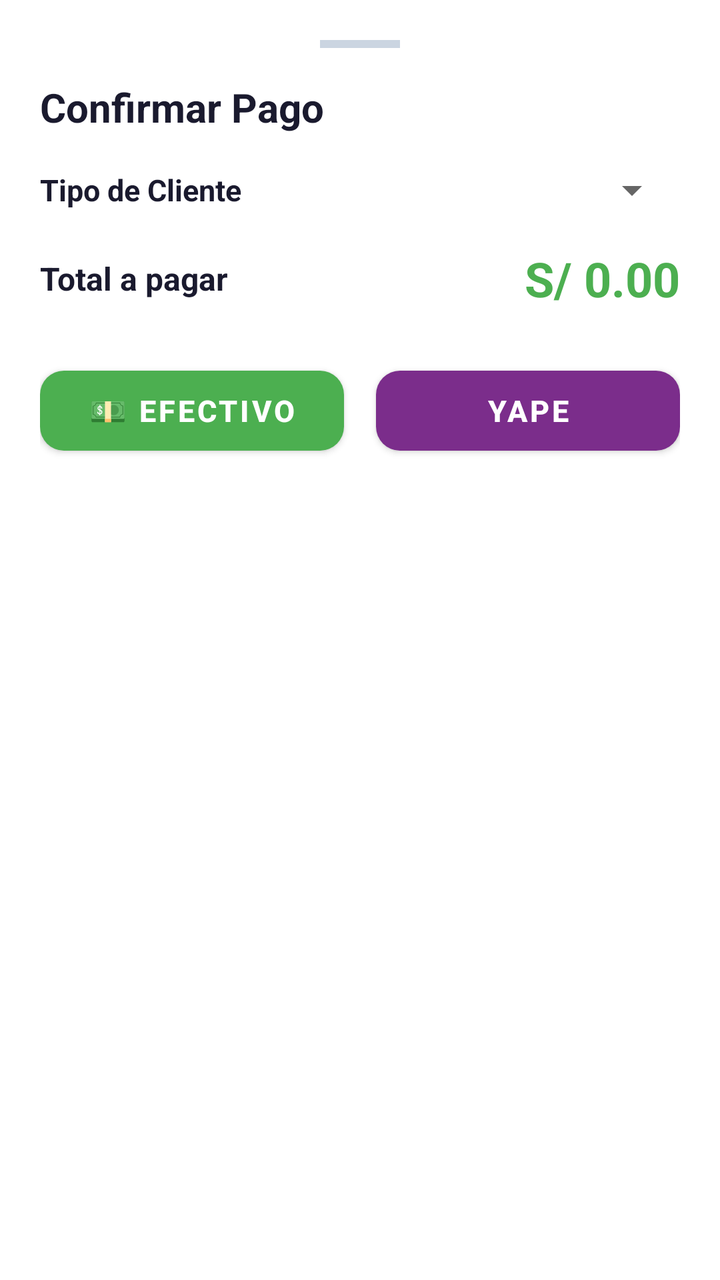
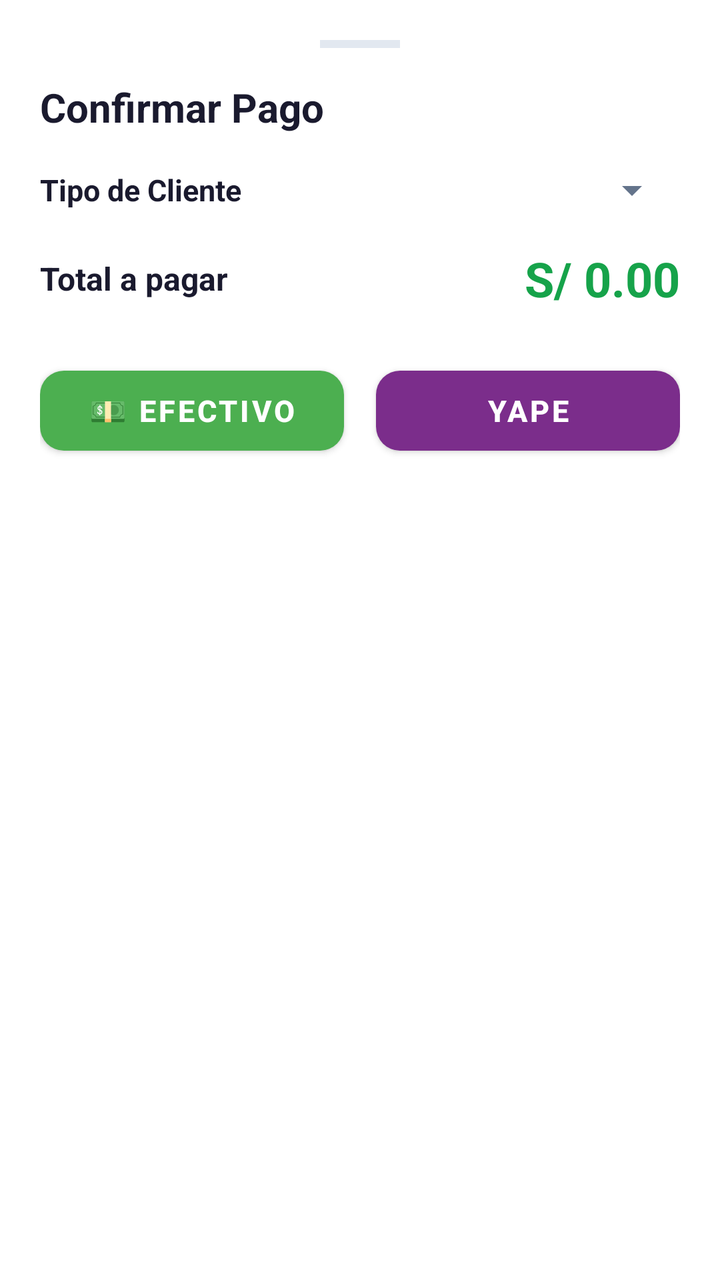

Two renders of the same Android screen: before a commit and after it. Below are the layout's source before the change and the commit's diff.
<!-- AndroidManifest.xml: application theme Theme.MiniMarketApp -->
<!-- res/layout/dialog_pago.xml -->
<?xml version="1.0" encoding="utf-8"?>
<LinearLayout
    xmlns:android="http://schemas.android.com/apk/res/android"
    xmlns:app="http://schemas.android.com/apk/res-auto"
    android:layout_width="match_parent"
    android:layout_height="wrap_content"
    android:orientation="vertical"
    android:padding="20dp"
    android:background="#FFFFFF">

    
    <View
        android:layout_width="40dp"
        android:layout_height="4dp"
        android:layout_gravity="center_horizontal"
        android:background="#CBD5E1"
        android:layout_marginBottom="16dp"/>

    
    <TextView
        android:layout_width="wrap_content"
        android:layout_height="wrap_content"
        android:text="Confirmar Pago"
        android:textColor="#1A1A2E"
        android:textSize="20sp"
        android:textStyle="bold"
        android:layout_marginBottom="16dp"/>

    
    <LinearLayout
        android:layout_width="match_parent"
        android:layout_height="wrap_content"
        android:orientation="horizontal"
        android:gravity="center_vertical"
        android:layout_marginBottom="16dp">

        <TextView
            android:layout_width="0dp"
            android:layout_height="wrap_content"
            android:layout_weight="1"
            android:text="Tipo de Cliente"
            android:textColor="#1A1A2E"
            android:textSize="15sp"
            android:textStyle="bold"/>

        <Spinner
            android:id="@+id/spinnerTipoCliente"
            android:layout_width="wrap_content"
            android:layout_height="wrap_content"
            android:minWidth="160dp"/>

    </LinearLayout>

    
    <LinearLayout
        android:layout_width="match_parent"
        android:layout_height="wrap_content"
        android:orientation="horizontal"
        android:gravity="center_vertical"
        android:layout_marginBottom="24dp">

        <TextView
            android:layout_width="0dp"
            android:layout_height="wrap_content"
            android:layout_weight="1"
            android:text="Total a pagar"
            android:textColor="#1A1A2E"
            android:textSize="16sp"
            android:textStyle="bold"/>

        <TextView
            android:id="@+id/tvTotalPagar"
            android:layout_width="wrap_content"
            android:layout_height="wrap_content"
            android:text="S/ 0.00"
            android:textColor="#4CAF50"
            android:textSize="24sp"
            android:textStyle="bold"/>

    </LinearLayout>

    
    <LinearLayout
        android:layout_width="match_parent"
        android:layout_height="wrap_content"
        android:orientation="horizontal"
        android:layout_marginBottom="12dp">

        <com.google.android.material.button.MaterialButton
            android:id="@+id/btnEfectivo"
            android:layout_width="0dp"
            android:layout_height="52dp"
            android:layout_weight="1"
            android:layout_marginEnd="8dp"
            android:text="💵 EFECTIVO"
            android:textSize="15sp"
            android:textStyle="bold"
            app:backgroundTint="#4CAF50"
            android:textColor="#FFFFFF"
            app:cornerRadius="12dp"/>

        <com.google.android.material.button.MaterialButton
            android:id="@+id/btnYape"
            android:layout_width="0dp"
            android:layout_height="52dp"
            android:layout_weight="1"
            android:layout_marginStart="8dp"
            android:text="YAPE"
            android:textSize="15sp"
            android:textStyle="bold"
            app:backgroundTint="#7B2D8B"
            android:textColor="#FFFFFF"
            app:cornerRadius="12dp"/>

    </LinearLayout>

</LinearLayout>
<!-- resources referenced by this layout -->
<resources>
  <style name="Theme.MiniMarketApp" parent="Theme.MaterialComponents.Light.NoActionBar">
          <item name="colorPrimary">#4CAF50</item>
          <item name="colorPrimaryVariant">#388E3C</item>
          <item name="colorSecondary">#FFC107</item>
          <item name="colorOnPrimary">#FFFFFF</item>
          <item name="colorOnSecondary">#1A1A2E</item>
      </style>
</resources>

<!-- the commit's change to res/layout/dialog_pago.xml (unified diff, before → after) -->
@@ -6,14 +6,14 @@
     android:layout_height="wrap_content"
     android:orientation="vertical"
     android:padding="20dp"
-    android:background="#FFFFFF">
+    android:background="@color/fondo_card">
 
     
     <View
         android:layout_width="40dp"
         android:layout_height="4dp"
         android:layout_gravity="center_horizontal"
-        android:background="#CBD5E1"
+        android:background="@color/borde_card"
         android:layout_marginBottom="16dp"/>
 
     
@@ -21,7 +21,7 @@
         android:layout_width="wrap_content"
         android:layout_height="wrap_content"
         android:text="Confirmar Pago"
-        android:textColor="#1A1A2E"
+        android:textColor="@color/texto_principal"
         android:textSize="20sp"
         android:textStyle="bold"
         android:layout_marginBottom="16dp"/>
@@ -39,7 +39,7 @@
             android:layout_height="wrap_content"
             android:layout_weight="1"
             android:text="Tipo de Cliente"
-            android:textColor="#1A1A2E"
+            android:textColor="@color/texto_principal"
             android:textSize="15sp"
             android:textStyle="bold"/>
 
@@ -64,7 +64,7 @@
             android:layout_height="wrap_content"
             android:layout_weight="1"
             android:text="Total a pagar"
-            android:textColor="#1A1A2E"
+            android:textColor="@color/texto_principal"
             android:textSize="16sp"
             android:textStyle="bold"/>
 
@@ -73,7 +73,7 @@
             android:layout_width="wrap_content"
             android:layout_height="wrap_content"
             android:text="S/ 0.00"
-            android:textColor="#4CAF50"
+            android:textColor="@color/verde_ganancia"
             android:textSize="24sp"
             android:textStyle="bold"/>
 
@@ -95,8 +95,8 @@
             android:text="💵 EFECTIVO"
             android:textSize="15sp"
             android:textStyle="bold"
-            app:backgroundTint="#4CAF50"
-            android:textColor="#FFFFFF"
+            app:backgroundTint="@color/verde_nav"
+            android:textColor="@color/texto_sobre_verde"
             app:cornerRadius="12dp"/>
 
         <com.google.android.material.button.MaterialButton
@@ -108,8 +108,8 @@
             android:text="YAPE"
             android:textSize="15sp"
             android:textStyle="bold"
-            app:backgroundTint="#7B2D8B"
-            android:textColor="#FFFFFF"
+            app:backgroundTint="@color/morado_scanner"
+            android:textColor="@color/texto_sobre_verde"
             app:cornerRadius="12dp"/>
 
     </LinearLayout>
<!-- resource entries referenced after the edit -->
@@ -1,11 +1,46 @@
 <!-- resources referenced by this layout -->
 <resources>
-  <style name="Theme.MiniMarketApp" parent="Theme.MaterialComponents.Light.NoActionBar">
-          <item name="colorPrimary">#4CAF50</item>
+  <color name="borde_card">#E2E8F0</color>
+  <color name="fondo_card">#FFFFFF</color>
+  <color name="morado_scanner">#7B2D8B</color>
+  <color name="texto_principal">#1A1A2E</color>
+  <color name="texto_sobre_verde">#FFFFFF</color>
+  <color name="verde_ganancia">#16A34A</color>
+  <color name="verde_nav">#4CAF50</color>
+  <style name="Theme.MiniMarketApp" parent="Theme.MaterialComponents.DayNight.NoActionBar">
+  
+          
+          <item name="colorPrimary">@color/verde_nav</item>
           <item name="colorPrimaryVariant">#388E3C</item>
-          <item name="colorSecondary">#FFC107</item>
-          <item name="colorOnPrimary">#FFFFFF</item>
-          <item name="colorOnSecondary">#1A1A2E</item>
+          <item name="colorSecondary">@color/amarillo_accion</item>
+          <item name="colorOnPrimary">@color/texto_sobre_verde</item>
+          <item name="colorOnSecondary">@color/texto_sobre_amarillo</item>
+  
+          
+          <item name="android:windowBackground">@color/fondo_general</item>
+          <item name="android:colorBackground">@color/fondo_general</item>
+  
+          
+          <item name="android:textColorPrimary">@color/texto_principal</item>
+          <item name="android:textColorSecondary">@color/texto_secundario</item>
+          <item name="android:textColorHint">@color/texto_hint</item>
+  
+          
+          <item name="boxStrokeColor">@color/amarillo_accion</item>
+          <item name="hintTextColor">@color/amarillo_accion</item>
+  
+          
+          <item name="materialCardViewStyle">@style/Widget.App.CardView</item>
+      </style>
+  <color name="amarillo_accion">#FFC107</color>
+  <color name="texto_sobre_amarillo">#1A1A2E</color>
+  <color name="fondo_general">#F8F9FA</color>
+  <color name="texto_secundario">#64748B</color>
+  <color name="texto_hint">#94A3B8</color>
+  <style name="Widget.App.CardView" parent="Widget.MaterialComponents.CardView">
+          <item name="cardBackgroundColor">@color/fondo_card</item>
+          <item name="strokeColor">@color/borde_card</item>
+          <item name="strokeWidth">1dp</item>
       </style>
 </resources>
 
